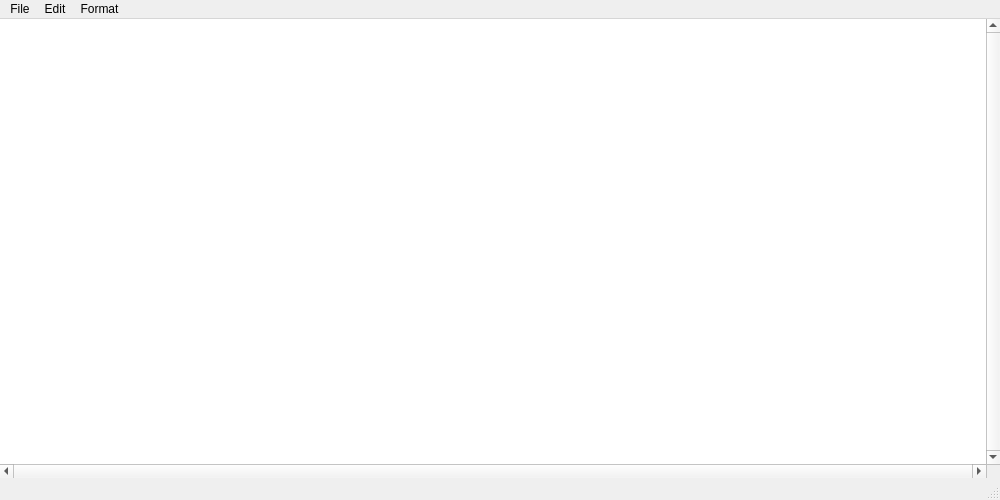
Old version of the form text_editor/forms/mainwindow.ui in the repository cppVolodya/text_editor.
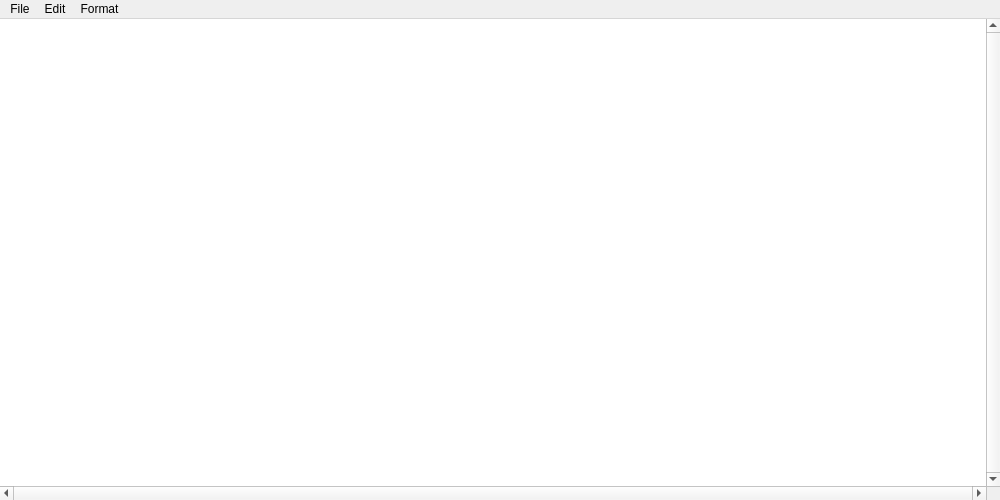
New version of the form. Icons and pictures are not drawn.

Commit message: changes in: status_bar

Patch:
```diff
--- a/text_editor/forms/mainwindow.ui
+++ b/text_editor/forms/mainwindow.ui
@@ -36,6 +36,11 @@
     </property>
     <item>
      <widget class="QTextEdit" name="text_edit">
+      <property name="font">
+       <font>
+        <pointsize>11</pointsize>
+       </font>
+      </property>
       <property name="frameShape">
        <enum>QFrame::NoFrame</enum>
       </property>
@@ -52,7 +57,6 @@
     </item>
    </layout>
   </widget>
-  <widget class="QStatusBar" name="status_bar"/>
   <widget class="QMenuBar" name="menu_bar">
    <property name="geometry">
     <rect>
```
The commit also changes 1 other file.
